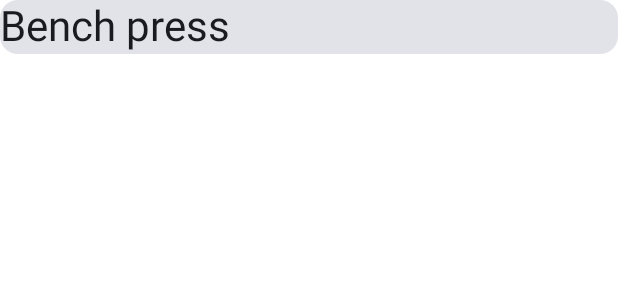
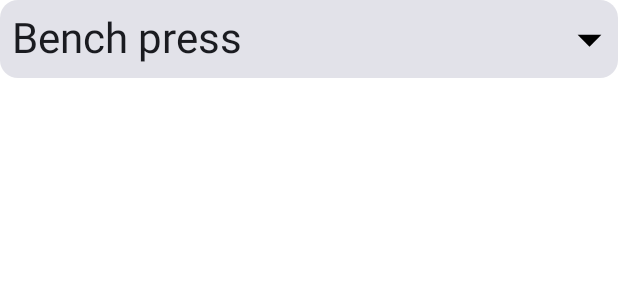
Before and after one commit to bareola/Treningstest, an Android app built with Jetpack Compose: the @Preview function PreviewExerciseCard, on a phone screen of 412 x 824 dp. Shown: the top 300 px of the screen. Run offline under Robolectric (Android 15) with nearby library versions, the phone set to English and light mode, and no system bars.

Commit message:
keep on keeping on

```diff
--- a/app/src/main/java/com/example/mintreningsplayground/MainActivity.kt
+++ b/app/src/main/java/com/example/mintreningsplayground/MainActivity.kt
@@ -5,8 +5,11 @@ import androidx.activity.ComponentActivity
 import androidx.activity.compose.setContent
 import androidx.compose.foundation.Image
 import androidx.compose.foundation.clickable
+import androidx.compose.foundation.layout.Arrangement
+import androidx.compose.foundation.layout.Box
 import androidx.compose.foundation.layout.Column
 import androidx.compose.foundation.layout.Row
+import androidx.compose.foundation.layout.Spacer
 import androidx.compose.foundation.layout.fillMaxSize
 import androidx.compose.foundation.layout.fillMaxWidth
 import androidx.compose.foundation.layout.padding
@@ -21,6 +24,7 @@ import androidx.compose.runtime.getValue
 import androidx.compose.runtime.mutableStateOf
 import androidx.compose.runtime.remember
 import androidx.compose.runtime.setValue
+import androidx.compose.ui.Alignment
 import androidx.compose.ui.Modifier
 import androidx.compose.ui.res.dimensionResource
 import androidx.compose.ui.res.painterResource
@@ -30,7 +34,6 @@ import com.example.mintreningsplayground.data.Datasource
 import com.example.mintreningsplayground.data.StyrkeExercise
 import com.example.mintreningsplayground.ui.theme.MinTreningsplaygroundTheme
 import com.example.mintreningsplayground.ui.theme.Typography
-import org.intellij.lang.annotations.JdkConstants.HorizontalAlignment
 
 
 class MainActivity : ComponentActivity() {
@@ -52,26 +55,49 @@ class MainActivity : ComponentActivity() {
 
 @Composable
 fun ExerciseCard(exercise: StyrkeExercise) {
-    var expanded by remember {mutableStateOf(false)}
-    Card(modifier = Modifier
+    var expanded by remember { mutableStateOf(false) }
+    Card(
+        modifier = Modifier
             .fillMaxWidth()
-        .clickable(onClick = { expanded = !expanded }))
+            .clickable(onClick = { expanded = !expanded }
+            )
+    )
     {
-        Row {
-            Text(text = exercise.name, style = Typography.headlineMedium)
+        Row(horizontalArrangement = Arrangement.SpaceBetween) {
+            Text(
+                text = exercise.name,
+                style = Typography.headlineMedium,
+                modifier = Modifier
+                    .align(Alignment.CenterVertically)
+                    .padding(dimensionResource(id = R.dimen.padding_small))
+            )
+            Spacer(Modifier.weight(1f))
+            Image(
+                painter = painterResource(id = if (expanded) {R.drawable.collapse_icon} else {R.drawable.expand}),
+                contentDescription = null,
+                alignment = Alignment.CenterEnd,
+                modifier = Modifier
+                    .align(Alignment.CenterVertically)
+                    .size(
+                        dimensionResource(id = R.dimen.expand_icon)
+                    )
+            )
         }
         if (expanded)
             Row {
                 ExerciseIcon(exercise)
-            Column (modifier = Modifier.padding(dimensionResource(id = R.dimen.padding_small))) {
+                Column(modifier = Modifier.padding(dimensionResource(id = R.dimen.padding_small))) {
 
                     Text(text = exercise.description, style = Typography.bodyLarge)
                     for (i in 1..exercise.numberOfSets) {
-                    Switch(checked = false, onCheckedChange = {/*TODO*/ })
+                        Row {
                             Text(
                                 text = stringResource(id = R.string.setcomplete, i),
-                        style = Typography.bodyLarge
+                                style = Typography.bodyLarge, modifier = Modifier.align(Alignment.CenterVertically)
                             )
+                            Spacer(Modifier.weight(1f))
+                            Switch(checked = false, onCheckedChange = {/*TODO*/ }, modifier = Modifier.align(Alignment.CenterVertically))
+                        }
                     }
                 }
             }
@@ -83,7 +109,8 @@ fun ExerciseIcon(icon: StyrkeExercise, modifier: Modifier = Modifier) {
     Image(
         painterResource(id = icon.image),
         contentDescription = null,
-        modifier = modifier.size(dimensionResource(id = R.dimen.icon_size)
+        modifier = modifier.size(
+            dimensionResource(id = R.dimen.icon_size)
         )
     )
 }
--- a/app/src/main/res/values/dimen.xml
+++ b/app/src/main/res/values/dimen.xml
@@ -1,5 +1,6 @@
 <?xml version="1.0" encoding="utf-8"?>
 <resources>
     <dimen name="icon_size">64dp</dimen>
+    <dimen name="expand_icon">38dp</dimen>
     <dimen name="padding_small">8dp</dimen>
 </resources>
```
Lines whose indentation alone changed are shown as unchanged.
